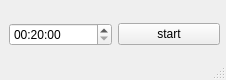
Above: lib/mainwindow.ui from lordkeks/sleeptimer before the change. Below: the same form after it.
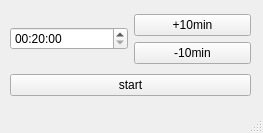
That is the form after the change.

Commit message: project done for now

What changed in the file:
```diff
--- a/lib/mainwindow.ui
+++ b/lib/mainwindow.ui
@@ -6,8 +6,8 @@
    <rect>
     <x>0</x>
     <y>0</y>
-    <width>226</width>
-    <height>80</height>
+    <width>263</width>
+    <height>133</height>
    </rect>
   </property>
   <property name="windowTitle">
@@ -17,12 +17,14 @@
    <widget class="QWidget" name="horizontalLayoutWidget">
     <property name="geometry">
      <rect>
-      <x>9</x>
-      <y>9</y>
-      <width>211</width>
-      <height>51</height>
+      <x>10</x>
+      <y>10</y>
+      <width>241</width>
+      <height>91</height>
      </rect>
     </property>
+    <layout class="QVBoxLayout" name="verticalLayout">
+     <item>
     <layout class="QHBoxLayout" name="horizontalLayout">
      <item>
       <widget class="QTimeEdit" name="timeEdit">
@@ -42,7 +44,27 @@
       </widget>
      </item>
      <item>
-      <widget class="QPushButton" name="pushButton">
+        <layout class="QVBoxLayout" name="verticalLayout_2">
+         <item>
+          <widget class="QPushButton" name="addButton">
+           <property name="text">
+            <string>+10min</string>
+           </property>
+          </widget>
+         </item>
+         <item>
+          <widget class="QPushButton" name="subButton">
+           <property name="text">
+            <string>-10min</string>
+           </property>
+          </widget>
+         </item>
+        </layout>
+       </item>
+      </layout>
+     </item>
+     <item>
+      <widget class="QPushButton" name="startButton">
        <property name="text">
         <string>start</string>
        </property>
```
Left out of the diff: 2 changed lines with no effect on the pictures. Lines whose indentation alone changed are shown as unchanged. The commit also changes 2 other files.
